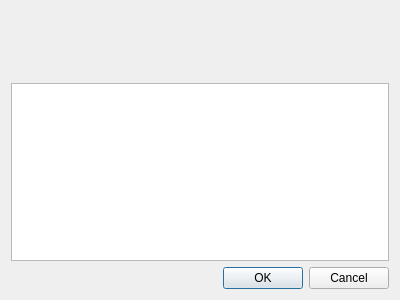
This is src/multifiletransferdlg.ui in psi-im/psi as Qt 5 draws it before an edit. The edited form follows.
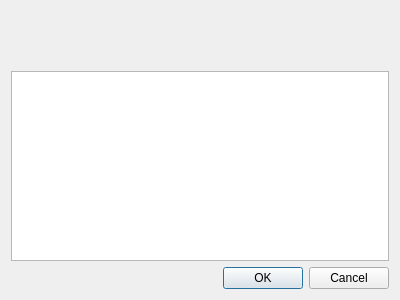
This is the edited form. Custom widgets are drawn as their Qt base class.

Commit message: mft: coordinates fixes

What changed in the file:
```diff
--- a/src/multifiletransferdlg.ui
+++ b/src/multifiletransferdlg.ui
@@ -31,6 +31,9 @@
      </item>
      <item>
       <layout class="QVBoxLayout" name="ltNames">
+       <property name="spacing">
+        <number>0</number>
+       </property>
        <item>
         <widget class="QLabel" name="lblMyName">
          <property name="palette">
@@ -77,6 +80,9 @@
        </item>
        <item>
         <layout class="QHBoxLayout" name="horizontalLayout_2">
+         <property name="spacing">
+          <number>0</number>
+         </property>
          <item>
           <spacer name="horizontalSpacer">
            <property name="orientation">
@@ -120,6 +126,9 @@
        </item>
        <item>
         <layout class="QHBoxLayout" name="horizontalLayout_3">
+         <property name="spacing">
+          <number>0</number>
+         </property>
          <item>
           <spacer name="horizontalSpacer_3">
            <property name="orientation">
```
The commit also changes 2 other files.
